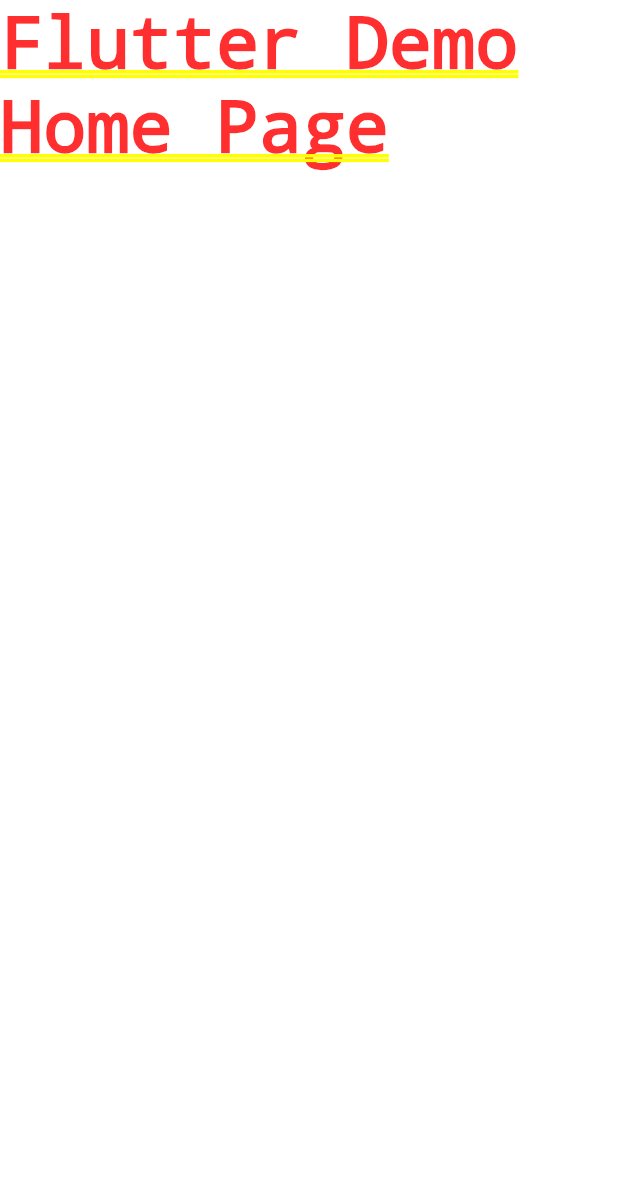
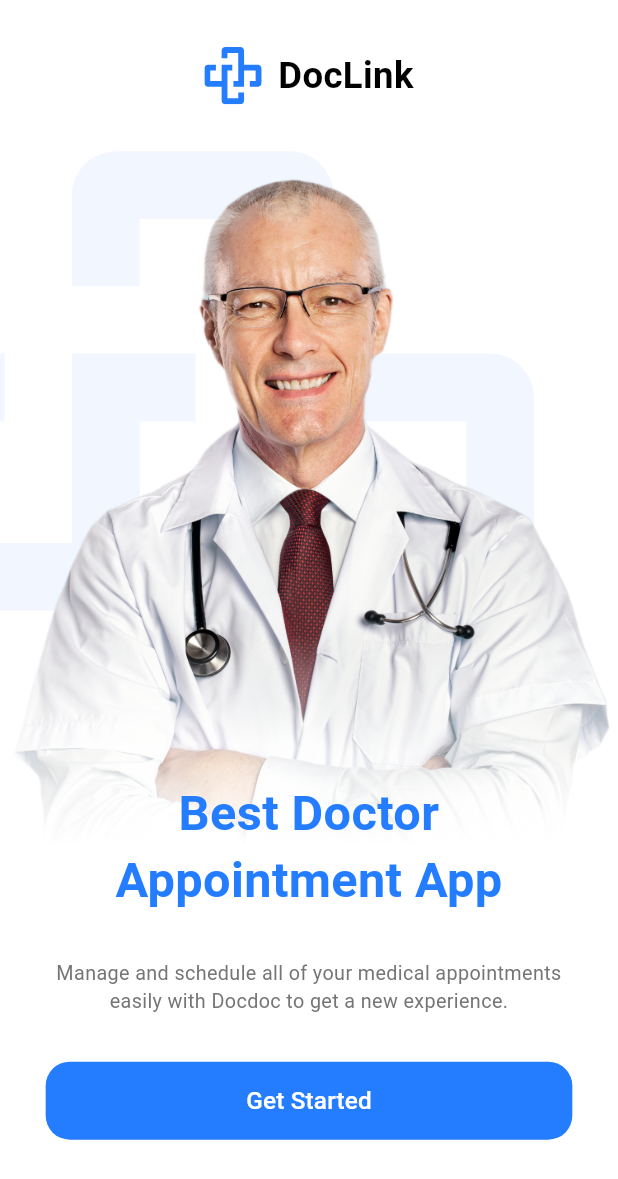
Before and after one commit to BandarALkatheri/docLink, a Flutter app: the screen it shows after launch, on a phone screen of 412 x 824 dp. Shown: the top 1179 px of the screen. Run offline on Flutter 3.47's test engine with Material 3 defaults, Android fonts, the phone set to English and light mode, and no system bars; our stand-ins replace flutter_screenutil, flutter_svg.

Commit message:
add features onBoarding & customButton , doclink_logoAnd_Screen , doctor_imageAndText

```diff
--- /dev/null
+++ b/lib/core/helpers/extension.dart
@@ -0,0 +1,30 @@
+import 'package:flutter/material.dart';
+
+// ? -> Navigation....
+
+extension Navigation on BuildContext {
+  Future<dynamic> pushNamed(String routeName, {Object? arguments}) {
+    return Navigator.of(this).pushNamed(routeName, arguments: arguments);
+  }
+
+  Future<dynamic> pushReplacementNamed(String routeName, {Object? arguments}) {
+    return Navigator.of(this)
+        .pushReplacementNamed(routeName, arguments: arguments);
+  }
+
+  Future<dynamic> pushNamedAndRemoveUntil(String routeName,
+      {Object? arguments, required RoutePredicate predicate}) {
+    return Navigator.of(this)
+        .pushNamedAndRemoveUntil(routeName, predicate, arguments: arguments);
+  }
+
+  void pop() => Navigator.of(this).pop();
+}
+
+extension StringExtension on String? {
+  bool isNullOrEmpty() => this == null || this == "";
+}
+
+extension ListExtension<T> on List<T>? {
+  bool isNullOrEmpty() => this == null || this!.isEmpty;
+}
--- a/lib/core/routing/app_routes.dart
+++ b/lib/core/routing/app_routes.dart
@@ -1,4 +1,5 @@
 import 'package:DocLink/core/routing/routes.dart';
+import 'package:DocLink/features/login/ui/loginscreen.dart';
 import 'package:DocLink/features/onboarding/onboarding_screen.dart';
 import 'package:flutter/material.dart';
 
@@ -12,7 +13,10 @@
         return MaterialPageRoute(
           builder: (_) => const OnBoardingScreen(),
         );
-
+      case Routes.loginScreen:
+        return MaterialPageRoute(
+          builder: (_) => const LoginScreen(),
+        );
       default:
         return null;
     }
--- a/lib/core/routing/routes.dart
+++ b/lib/core/routing/routes.dart
@@ -0,0 +1,4 @@
+class Routes {
+  static const onBoardingScreen = '/onBoardingScreen';
+  static const loginScreen = '/loginScreen';
+}
--- a/lib/core/theme/colors.dart
+++ b/lib/core/theme/colors.dart
@@ -0,0 +1,16 @@
+import 'dart:ui';
+
+import 'package:flutter/material.dart';
+
+class ColorsManager {
+  static const Color mainBlue = Color(0xFF247CFF);
+  static const Color lightBlue = Color(0xFFF4F8FF);
+  static const Color darkBlue = Color(0xFF242424);
+  static const Color gray = Color(0xFF757575);
+  static const Color white = Colors.white;
+
+  static const Color lightGray = Color(0xFFC2C2C2);
+  static const Color lighterGray = Color(0xFFEDEDED);
+  static const Color moreLightGray = Color(0xFFFDFDFF);
+  static const Color moreLighterGray = Color(0xFFF5F5F5);
+}
--- /dev/null
+++ b/lib/core/theme/font_weight_helper.dart
@@ -0,0 +1,12 @@
+import 'dart:ui';
+
+class FontWeightHelper {
+  static const FontWeight thin = FontWeight.w100;
+  static const FontWeight extraLight = FontWeight.w200;
+  static const FontWeight light = FontWeight.w300;
+  static const FontWeight regular = FontWeight.w400;
+  static const FontWeight medium = FontWeight.w500;
+  static const FontWeight semiBold = FontWeight.w600;
+  static const FontWeight bold = FontWeight.w700;
+  static const FontWeight extraBold = FontWeight.w800;
+}
--- /dev/null
+++ b/lib/core/theme/style.dart
@@ -0,0 +1,144 @@
+import 'package:DocLink/core/theme/colors.dart';
+import 'package:DocLink/core/theme/font_weight_helper.dart';
+import 'package:flutter/material.dart';
+import 'package:flutter_screenutil/flutter_screenutil.dart';
+
+class TextStyles {
+  static TextStyle font24BlackBold = TextStyle(
+    fontSize: 24.sp,
+    fontWeight: FontWeightHelper.bold,
+    color: Colors.black,
+  );
+
+  static TextStyle font32BlueBold = TextStyle(
+    fontSize: 32.sp,
+    fontWeight: FontWeightHelper.bold,
+    color: ColorsManager.mainBlue,
+  );
+
+  static TextStyle font13BlueSemiBold = TextStyle(
+    fontSize: 13.sp,
+    fontWeight: FontWeightHelper.semiBold,
+    color: ColorsManager.mainBlue,
+  );
+
+  static TextStyle font13DarkBlueMedium = TextStyle(
+    fontSize: 13.sp,
+    fontWeight: FontWeightHelper.medium,
+    color: ColorsManager.darkBlue,
+  );
+
+  static TextStyle font13DarkBlueRegular = TextStyle(
+    fontSize: 13.sp,
+    fontWeight: FontWeightHelper.regular,
+    color: ColorsManager.darkBlue,
+  );
+
+  static TextStyle font24BlueBold = TextStyle(
+    fontSize: 24.sp,
+    fontWeight: FontWeightHelper.bold,
+    color: ColorsManager.mainBlue,
+  );
+
+  static TextStyle font16WhiteSemiBold = TextStyle(
+    fontSize: 16.sp,
+    fontWeight: FontWeightHelper.semiBold,
+    color: ColorsManager.white,
+  );
+
+  static TextStyle font13GrayRegular = TextStyle(
+    fontSize: 13.sp,
+    fontWeight: FontWeightHelper.regular,
+    color: ColorsManager.gray,
+  );
+
+  static TextStyle font12GrayRegular = TextStyle(
+    fontSize: 12.sp,
+    fontWeight: FontWeightHelper.regular,
+    color: ColorsManager.gray,
+  );
+
+  static TextStyle font12GrayMedium = TextStyle(
+    fontSize: 12.sp,
+    fontWeight: FontWeightHelper.medium,
+    color: ColorsManager.gray,
+  );
+
+  static TextStyle font12DarkBlueRegular = TextStyle(
+    fontSize: 12.sp,
+    fontWeight: FontWeightHelper.regular,
+    color: ColorsManager.darkBlue,
+  );
+
+  static TextStyle font12BlueRegular = TextStyle(
+    fontSize: 12.sp,
+    fontWeight: FontWeightHelper.regular,
+    color: ColorsManager.mainBlue,
+  );
+
+  static TextStyle font13BlueRegular = TextStyle(
+    fontSize: 13.sp,
+    fontWeight: FontWeightHelper.regular,
+    color: ColorsManager.mainBlue,
+  );
+
+  static TextStyle font14GrayRegular = TextStyle(
+    fontSize: 14.sp,
+    fontWeight: FontWeightHelper.regular,
+    color: ColorsManager.gray,
+  );
+
+  static TextStyle font14LightGrayRegular = TextStyle(
+    fontSize: 14.sp,
+    fontWeight: FontWeightHelper.regular,
+    color: ColorsManager.lightGray,
+  );
+
+  static TextStyle font14DarkBlueMedium = TextStyle(
+    fontSize: 14.sp,
+    fontWeight: FontWeightHelper.medium,
+    color: ColorsManager.darkBlue,
+  );
+
+  static TextStyle font14DarkBlueBold = TextStyle(
+    fontSize: 14.sp,
+    fontWeight: FontWeightHelper.bold,
+    color: ColorsManager.darkBlue,
+  );
+
+  static TextStyle font16WhiteMedium = TextStyle(
+    fontSize: 16.sp,
+    fontWeight: FontWeightHelper.medium,
+    color: ColorsManager.white,
+  );
+
+  static TextStyle font14BlueSemiBold = TextStyle(
+    fontSize: 14.sp,
+    fontWeight: FontWeightHelper.semiBold,
+    color: ColorsManager.mainBlue,
+  );
+
+  static TextStyle font15DarkBlueMedium = TextStyle(
+    fontSize: 15.sp,
+    fontWeight: FontWeightHelper.medium,
+    color: ColorsManager.darkBlue,
+  );
+
+  static TextStyle font18DarkBlueBold = TextStyle(
+    fontSize: 18.sp,
+    fontWeight: FontWeightHelper.bold,
+    color: ColorsManager.darkBlue,
+  );
+
+  static TextStyle font18DarkBlueSemiBold = TextStyle(
+    fontSize: 18.sp,
+    fontWeight: FontWeightHelper.semiBold,
+    color: ColorsManager.darkBlue,
+  );
+
+  static TextStyle font18WhiteMedium = TextStyle(
+    fontSize: 18.sp,
+    fontWeight: FontWeightHelper.medium,
+    color: ColorsManager.white,
+  );
+}
--- a/lib/doclink.dart
+++ b/lib/doclink.dart
@@ -11,6 +11,11 @@
 
   @override
   Widget build(BuildContext context) {
+// ? -> ScreenUtilInit is a widget used to initialize the settings for ScreenUtil.
+// ? -> ScreenUtil is a library that helps make a Flutter application responsive across all screen sizes.
+// ? -> ScreenUtilInit sets the basic design parameters and adjusts the measurements and scaling
+// ? -> according to the current device's screen size, ensuring that the app appears correctly
+
     return ScreenUtilInit(
         designSize: const Size(375, 812),
         minTextAdapt: true,
--- a/lib/features/login/ui/loginscreen.dart
+++ b/lib/features/login/ui/loginscreen.dart
@@ -0,0 +1,17 @@
+import 'package:flutter/material.dart';
+
+class LoginScreen extends StatelessWidget {
+  const LoginScreen({super.key});
+
+  @override
+  Widget build(BuildContext context) {
+    return const SafeArea(
+        child: Scaffold(
+      body: SingleChildScrollView(
+        child: Column(
+          children: [],
+        ),
+      ),
+    ));
+  }
+}
--- a/lib/features/onboarding/onboarding_screen.dart
+++ b/lib/features/onboarding/onboarding_screen.dart
@@ -1,14 +1,48 @@
+import 'package:DocLink/core/theme/style.dart';
+import 'package:DocLink/features/onboarding/widgets/custom_button_started.dart';
+import 'package:DocLink/features/onboarding/widgets/doclink_logo_and_name.dart';
 import 'package:flutter/material.dart';
+import 'package:flutter_screenutil/flutter_screenutil.dart';
+
+import 'widgets/doctor_Image_and_text.dart';
 
 class OnBoardingScreen extends StatelessWidget {
   const OnBoardingScreen({super.key});
 
   @override
   Widget build(BuildContext context) {
-    return const Scaffold(
+    return Scaffold(
         body: SingleChildScrollView(
-            child: Column(children: [
-      SizedBox(height: 20),
-    ])));
+            child: Padding(
+      padding: EdgeInsets.only(top: 30.h, bottom: 30.h),
+      child: Column(children: [
+        // ? -> DocLinkLogoAndName
+        const DocLinkLogoAndName(),
+        SizedBox(
+          height: 30.h,
+        ),
+
+        // ? -> DoctorImageAndText
+
+        const DoctorImageAndText(),
+
+        // ? -> CustomButtonstarted
+
+        Padding(
+          padding: EdgeInsets.symmetric(horizontal: 30.h),
+          child: Column(
+            children: [
+              Text(
+                'Manage and schedule all of your medical appointments easily with Docdoc to get a new experience.',
+                style: TextStyles.font13GrayRegular,
+                textAlign: TextAlign.center,
+              ),
+              SizedBox(height: 30.h),
+              const CustomButtonstarted()
+            ],
+          ),
+        )
+      ]),
+    )));
   }
 }
--- /dev/null
+++ b/lib/features/onboarding/widgets/custom_button_started.dart
@@ -0,0 +1,35 @@
+import 'package:DocLink/core/helpers/extension.dart';
+import 'package:DocLink/core/theme/colors.dart';
+import 'package:DocLink/core/theme/style.dart';
+import 'package:flutter/material.dart';
+
+import '../../../core/routing/routes.dart';
+
+class CustomButtonstarted extends StatelessWidget {
+  const CustomButtonstarted({super.key});
+
+  @override
+  Widget build(BuildContext context) {
+    return TextButton(
+      onPressed: () {
+        context.pushNamed(Routes.loginScreen);
+      },
+      style: ButtonStyle(
+        backgroundColor: WidgetStateProperty.all(ColorsManager.mainBlue),
+        tapTargetSize: MaterialTapTargetSize.shrinkWrap,
+        minimumSize: WidgetStateProperty.all(
+          const Size(double.infinity, 52),
+        ),
+        shape: WidgetStateProperty.all(
+          RoundedRectangleBorder(
+            borderRadius: BorderRadius.circular(16),
+          ),
+        ),
+      ),
+      child: Text(
+        'Get Started',
+        style: TextStyles.font16WhiteMedium,
+      ),
+    );
+  }
+}
--- /dev/null
+++ b/lib/features/onboarding/widgets/doclink_logo_and_name.dart
@@ -0,0 +1,22 @@
+import 'package:DocLink/core/theme/style.dart';
+import 'package:flutter/material.dart';
+import 'package:flutter_screenutil/flutter_screenutil.dart';
+import 'package:flutter_svg/svg.dart';
+
+class DocLinkLogoAndName extends StatelessWidget {
+  const DocLinkLogoAndName({super.key});
+
+  @override
+  Widget build(BuildContext context) {
+    return Row(
+      mainAxisAlignment: MainAxisAlignment.center,
+      children: [
+        SvgPicture.asset('assets/svgs/docdoc_logo.svg'),
+        SizedBox(
+          width: 10.h,
+        ),
+        Text('DocLink', style: TextStyles.font24BlackBold)
+      ],
+    );
+  }
+}
--- /dev/null
+++ b/lib/features/onboarding/widgets/doctor_Image_and_text.dart
@@ -0,0 +1,43 @@
+import 'package:DocLink/core/theme/style.dart';
+import 'package:flutter/material.dart';
+import 'package:flutter_screenutil/flutter_screenutil.dart';
+import 'package:flutter_svg/flutter_svg.dart';
+
+class DoctorImageAndText extends StatelessWidget {
+  const DoctorImageAndText({super.key});
+
+  @override
+  Widget build(BuildContext context) {
+    return Stack(
+      children: [
+        SvgPicture.asset('assets/svgs/docdoc_logo_low_opacity.svg'),
+        Container(
+          foregroundDecoration: BoxDecoration(
+            gradient: LinearGradient(
+              colors: [
+                Colors.white,
+                Colors.white.withOpacity(0.0),
+              ],
+              begin: Alignment.bottomCenter,
+              end: Alignment.topCenter,
+              stops: const [0.14, 0.4],
+            ),
+          ),
+          child: Image.asset('assets/images/onboarding_doctor.png'),
+        ),
+        Positioned(
+          bottom: 30,
+          left: 0,
+          right: 0,
+          child: Text(
+            'Best Doctor\nAppointment App',
+            textAlign: TextAlign.center,
+            style: TextStyles.font32BlueBold.copyWith(
+              height: 1.4,
+            ),
+          ),
+        ),
+      ],
+    );
+  }
+}
--- a/lib/main.dart
+++ b/lib/main.dart
@@ -1,37 +1,14 @@
+import 'package:DocLink/core/routing/app_routes.dart';
+import 'package:DocLink/doclink.dart';
 import 'package:flutter/material.dart';
 
 void main() {
-  runApp(const MyApp());
+  //WidgetsFlutterBinding.ensureInitialized();
+  // setupGetIt();
+  // To fix texts being hidden bug in flutter_screenutil in release mode.
+  // await ScreenUtil.ensureScreenSize();
+  // await checkIfLoggedInUser();
+  runApp(Doclink(
+    appRouter: AppRouter(),
+  ));
 }
-
-class MyApp extends StatelessWidget {
-  const MyApp({super.key});
-
-  // This widget is the root of your application.
-  @override
-  Widget build(BuildContext context) {
-    return MaterialApp(
-      title: 'Flutter Demo',
-      theme: ThemeData(
-        // This is the theme of your application.
-        //
-        // TRY THIS: Try running your application with "flutter run". You'll see
-        // the application has a purple toolbar. Then, without quitting the app,
-        // try changing the seedColor in the colorScheme below to Colors.green
-        // and then invoke "hot reload" (save your changes or press the "hot
-        // reload" button in a Flutter-supported IDE, or press "r" if you used
-        // the command line to start the app).
-        //
-        // Notice that the counter didn't reset back to zero; the application
-        // state is not lost during the reload. To reset the state, use hot
-        // restart instead.
-        //
-        // This works for code too, not just values: Most code changes can be
-        // tested with just a hot reload.
-        colorScheme: ColorScheme.fromSeed(seedColor: Colors.deepPurple),
-        useMaterial3: true,
-      ),
-      home: const Text('Flutter Demo Home Page'),
-    );
-  }
-}
--- a/pubspec.yaml
+++ b/pubspec.yaml
@@ -73,6 +73,10 @@
   # the material Icons class.
   uses-material-design: true
 
+  assets:
+    - assets/images/
+    - assets/svgs/
+
   # To add assets to your application, add an assets section, like this:
   # assets:
   #   - images/a_dot_burr.jpeg
```
